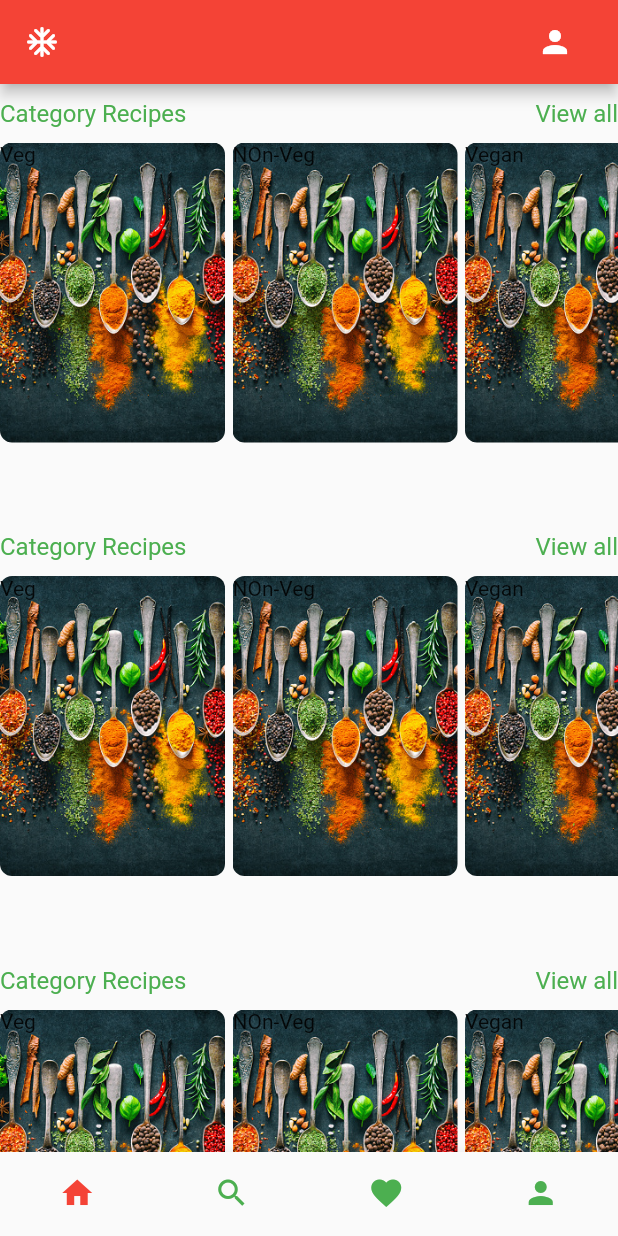
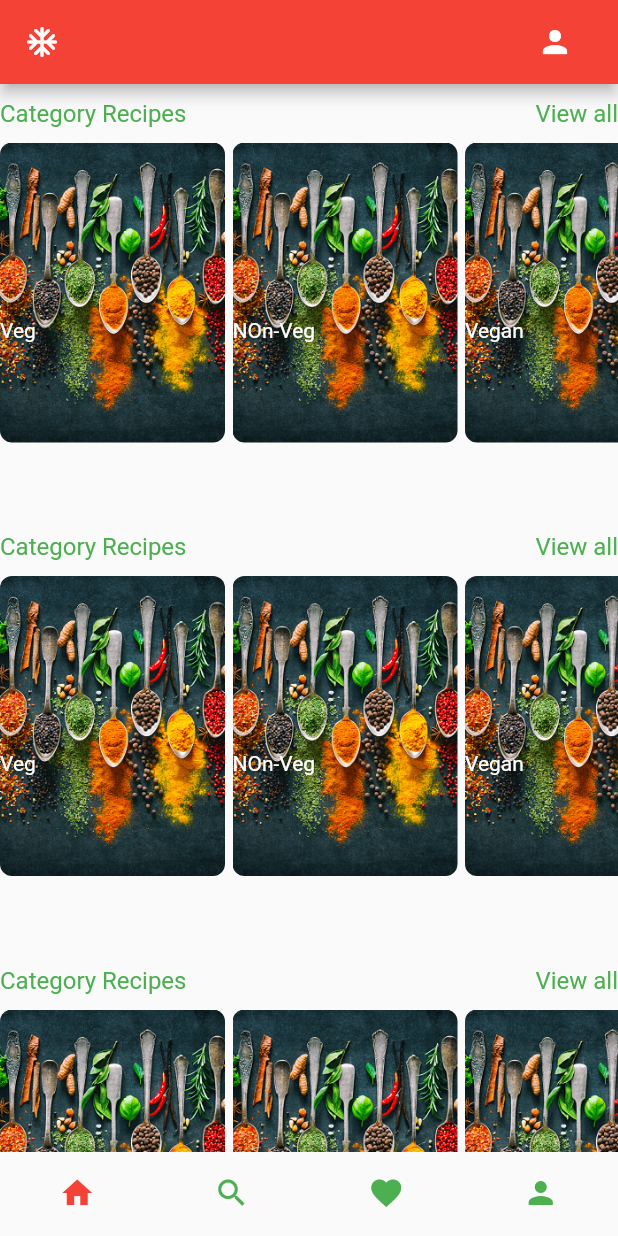
Before and after one commit to bishnusilwal/Recipe_Mobile_Frontend, a Flutter app: the screen it shows after launch, on a phone screen of 412 x 824 dp. Run offline on Flutter 3.47's test engine with Material 2 defaults, Android fonts, the phone set to English and light mode, and no system bars; our stand-ins replace flutter_rating_bar.

```diff
--- a/lib/screens/home_screen.dart
+++ b/lib/screens/home_screen.dart
@@ -6,6 +6,7 @@ import 'package:recipe_mobile_frontend/screens/nutrition_screen.dart';
 import 'package:recipe_mobile_frontend/screens/profile.dart';
 import 'package:recipe_mobile_frontend/screens/detail_screen.dart';
 import 'package:recipe_mobile_frontend/screens/SearchScreen.dart';
+import 'package:recipe_mobile_frontend/screens/veg_screen.dart';
 
 import 'ingredient_screen.dart';
 import 'rating_review_screen.dart';
@@ -76,9 +77,9 @@ class _HomeScreenState extends State<HomeScreen> {
                     child: ListView(
                       scrollDirection: Axis.horizontal,
                       children: [
-                        _categoryStackCircle("Veg"),
-                        _categoryStackCircle("NOn-Veg"),
-                        _categoryStackCircle("Vegan"),
+                        RecipeCard( title: "Veg", image: "assets/images/pic1.jpg"),
+                        RecipeCard( title: "NOn-Veg", image: "assets/images/pic1.jpg"),
+                        RecipeCard(title: "Vegan", image: "assets/images/pic1.jpg"),
                       ],
                     ),
                   ),
@@ -107,9 +108,9 @@ class _HomeScreenState extends State<HomeScreen> {
                     child: ListView(
                       scrollDirection: Axis.horizontal,
                       children: [
-                        _categoryStackCircle("Veg"),
-                        _categoryStackCircle("NOn-Veg"),
-                        _categoryStackCircle("Vegan"),
+                        RecipeCard( title: "Veg", image: "assets/images/pic1.jpg"),
+                        RecipeCard(title: "NOn-Veg", image: "assets/images/pic1.jpg"),
+                        RecipeCard( title: "Vegan", image: "assets/images/pic1.jpg"),
                       ],
                     ),
                   ),
@@ -138,9 +139,9 @@ class _HomeScreenState extends State<HomeScreen> {
                     child: ListView(
                       scrollDirection: Axis.horizontal,
                       children: [
-                        _categoryStackCircle("Veg"),
-                        _categoryStackCircle("NOn-Veg"),
-                        _categoryStackCircle("Vegan"),
+                        RecipeCard( title: "Veg", image: "assets/images/pic1.jpg"),
+                        RecipeCard( title: "NOn-Veg", image: "assets/images/pic1.jpg"),
+                        RecipeCard(title: "Vegan", image: "assets/images/pic1.jpg"),
                       ],
                     ),
                   ),
@@ -155,7 +156,8 @@ class _HomeScreenState extends State<HomeScreen> {
           // SearchScreen(),
           //DetailsScreen(),
           //NutritionInfo(),
-          Ingredient(),
+          // Ingredient(),
+          VegScreen(),
           ProfileSetUpScreen(
             username: "ram",
           ),
@@ -224,8 +226,20 @@ class _HomeScreenState extends State<HomeScreen> {
       ),
     );
   }
+}
 
-  GestureDetector _categoryStackCircle(String title) {
+class RecipeCard extends StatelessWidget {
+  const RecipeCard({
+    Key? key,
+    required this.title,
+    required this.image,
+  }) : super(key: key);
+
+  final String title;
+  final String image;
+
+  @override
+  Widget build(BuildContext context) {
     return GestureDetector(
       onTap: () {
         Navigator.push(
@@ -241,12 +255,12 @@ class _HomeScreenState extends State<HomeScreen> {
                 image: DecorationImage(
                   fit: BoxFit.cover,
                   image: AssetImage(
-                    "assets/images/pic1.jpg",
+                    image,
                   ),
                 )),
             margin: EdgeInsets.only(right: 5),
           ),
-          Text(title)
+          Center(child: Text(title, style: TextStyle(color: Colors.white)))
         ],
       ),
     );
```
Also changed, not shown: lib/screens/veg_screen.dart (added, +29 -0 lines).
